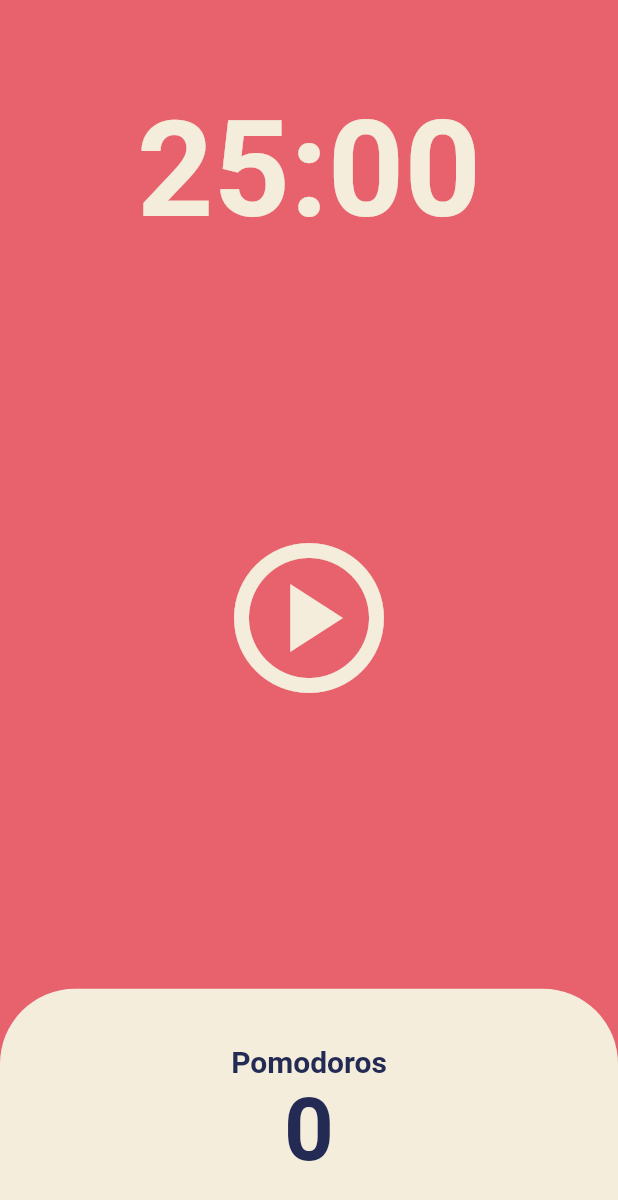
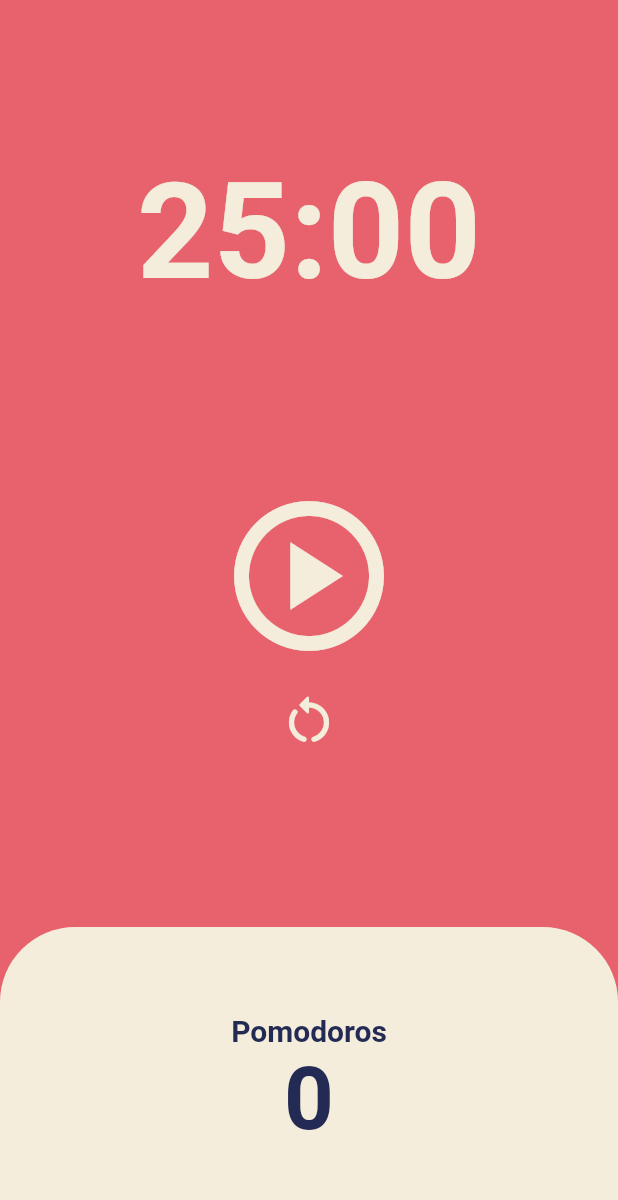
Before and after one commit to tiatiahwang/toonflix, a Flutter app: the screen it shows after launch, on a phone screen of 412 x 824 dp. Shown: the top 1200 px of the screen. Run offline on Flutter 3.47's test engine with Material 2 defaults, Android fonts, the phone set to English and light mode, and no system bars.

Commit message:
pomodoro app - code challenge

```diff
--- a/lib/screens/home_screen.dart
+++ b/lib/screens/home_screen.dart
@@ -29,6 +29,16 @@ class _HomeScreenState extends State<HomeScreen> {
         totalSeconds = totalSeconds - 1;
       });
     }
+  }
+
+  void onRestartPressed() {
+    if (totalSeconds == twentyFiveMinutes) return;
+    print('he');
+    setState(() {
+      isRunning = false;
+      totalSeconds = twentyFiveMinutes;
+    });
+    timer.cancel();
   }
 
   void onStartPressed() {
@@ -73,16 +83,26 @@ class _HomeScreenState extends State<HomeScreen> {
                 )),
           ),
           Flexible(
-            flex: 3,
-            child: Center(
-                child: IconButton(
+            flex: 2,
+            child: Column(
+              mainAxisAlignment: MainAxisAlignment.center,
+              children: [
+                IconButton(
                   onPressed: isRunning ? onPausePressed : onStartPressed,
                   icon: Icon(isRunning
                       ? Icons.pause_circle_outline
                       : Icons.play_circle_outlined),
                   iconSize: 120,
                   color: Theme.of(context).cardColor,
-            )),
+                ),
+                IconButton(
+                  onPressed: onRestartPressed,
+                  icon: const Icon(Icons.restart_alt_rounded),
+                  iconSize: 40,
+                  color: Theme.of(context).cardColor,
+                )
+              ],
+            ),
           ),
           Flexible(
             flex: 1,
```
Lines whose indentation alone changed are shown as unchanged.
